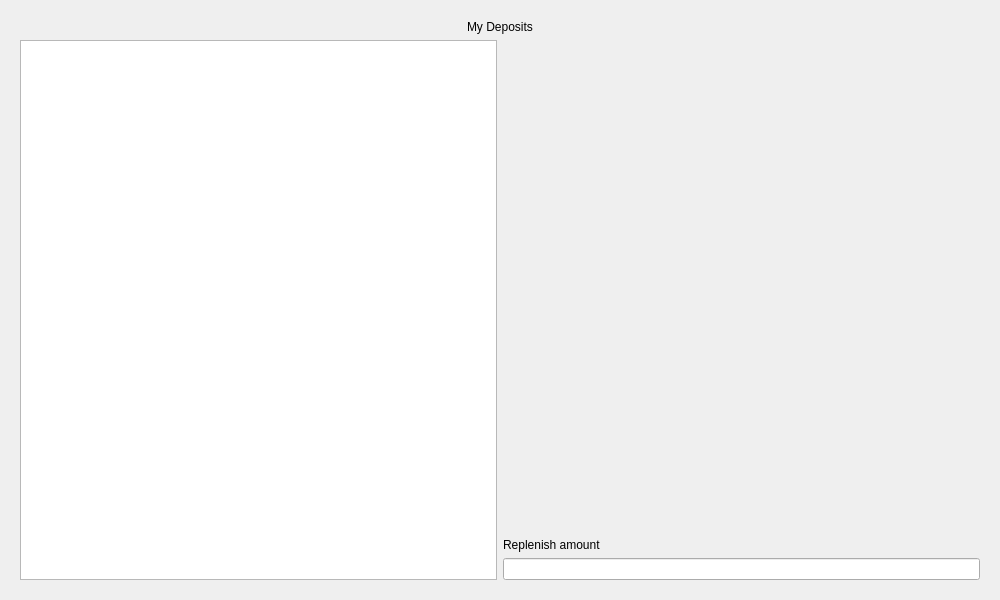
This is views/deposit/depositwindow.ui in IronTony-Stark/ATM as Qt 5 draws it before an edit. The edited form follows.
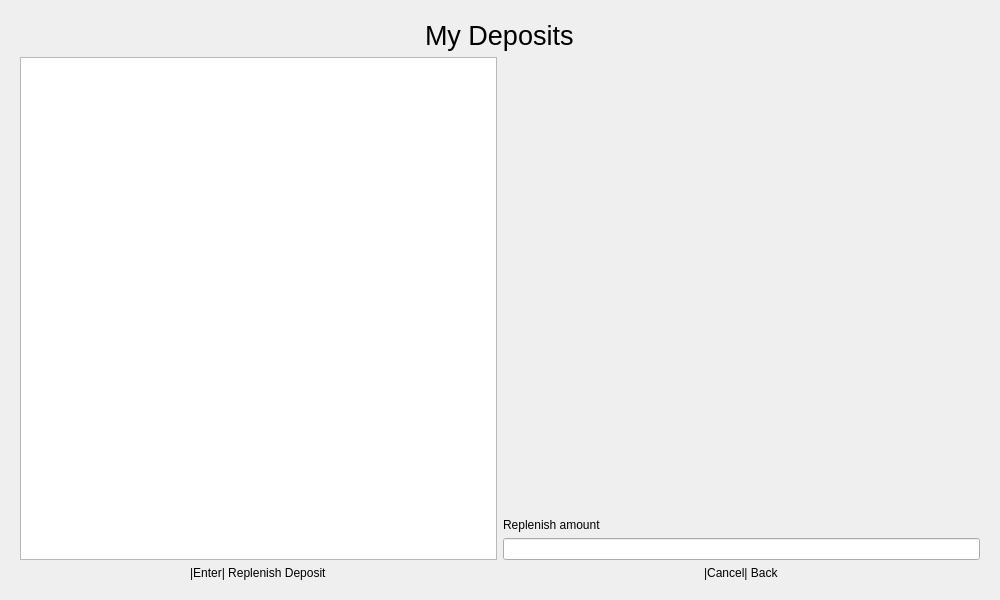
This is the edited form. The open tabs and pages were chosen to show the change. Custom widgets are drawn as their Qt base class.

What changed in the file:
```diff
--- a/views/deposit/depositwindow.ui
+++ b/views/deposit/depositwindow.ui
@@ -62,6 +62,24 @@
        <item row="4" column="1">
         <widget class="QLineEdit" name="editMyDepositsReplenish"/>
        </item>
+       <item row="1" column="0" colspan="2" alignment="Qt::AlignHCenter">
+        <widget class="QLabel" name="labelMyDepositsTitle">
+         <property name="sizePolicy">
+          <sizepolicy hsizetype="Preferred" vsizetype="Fixed">
+           <horstretch>0</horstretch>
+           <verstretch>0</verstretch>
+          </sizepolicy>
+         </property>
+         <property name="font">
+          <font>
+           <pointsize>20</pointsize>
+          </font>
+         </property>
+         <property name="text">
+          <string>My Deposits</string>
+         </property>
+        </widget>
+       </item>
        <item row="2" column="1">
         <widget class="DepositWidget" name="widgetMyDepositsDeposit" native="true"/>
        </item>
@@ -78,16 +96,32 @@
          </property>
         </widget>
        </item>
-       <item row="1" column="0" colspan="2" alignment="Qt::AlignHCenter">
-        <widget class="QLabel" name="labelMyDepositsTitle">
+       <item row="2" column="0" rowspan="3">
+        <widget class="QListWidget" name="listDeposits"/>
+       </item>
+       <item row="5" column="0" alignment="Qt::AlignHCenter">
+        <widget class="QLabel" name="label">
          <property name="sizePolicy">
-          <sizepolicy hsizetype="Preferred" vsizetype="Fixed">
+          <sizepolicy hsizetype="Fixed" vsizetype="Fixed">
            <horstretch>0</horstretch>
            <verstretch>0</verstretch>
           </sizepolicy>
          </property>
          <property name="text">
-          <string>My Deposits</string>
+          <string>|Enter| Replenish Deposit</string>
+         </property>
+        </widget>
+       </item>
+       <item row="5" column="1" alignment="Qt::AlignHCenter">
+        <widget class="QLabel" name="label_2">
+         <property name="sizePolicy">
+          <sizepolicy hsizetype="Fixed" vsizetype="Fixed">
+           <horstretch>0</horstretch>
+           <verstretch>0</verstretch>
+          </sizepolicy>
+         </property>
+         <property name="text">
+          <string>|Cancel| Back</string>
          </property>
         </widget>
        </item>
```
Left out of the diff: 12 changed lines with no effect on the pictures.
